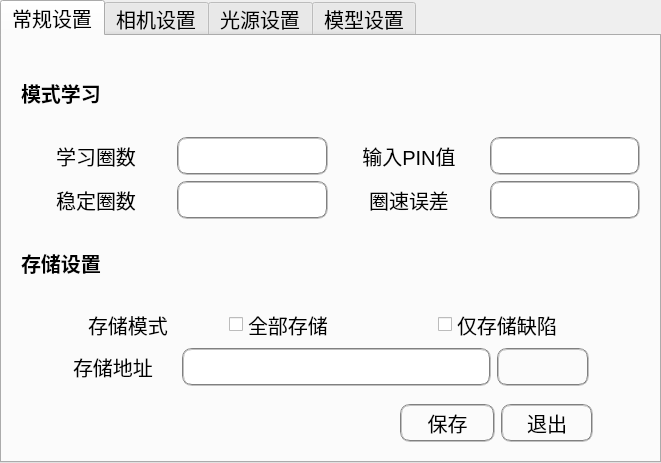
The window that FabricUI/widget/ConfigWidget.ui (shuaih7/FabricUI) describes before a commit, drawn with Qt 5.
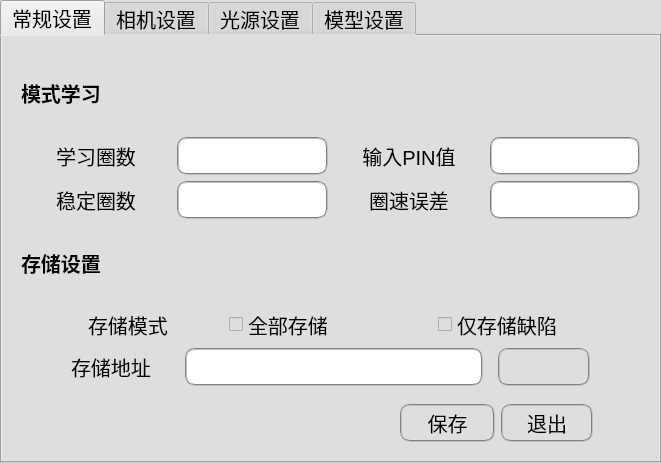
The same window after the commit. The open tabs and pages were chosen to show the change. Icons and pictures are not drawn.

```diff
--- a/FabricUI/widget/ConfigWidget.ui
+++ b/FabricUI/widget/ConfigWidget.ui
@@ -25,12 +25,21 @@
    <string>系统设置</string>
   </property>
   <property name="styleSheet">
-   <string notr="true">font-size: 20px;height: 30px;width: 80px; </string>
+   <string notr="true">background-color:rgb(222,222,222); font-size: 20px;height: 30px;width: 80px; </string>
   </property>
   <property name="currentIndex">
-   <number>0</number>
+   <number>3</number>
+  </property>
+  <property name="iconSize">
+   <size>
+    <width>22</width>
+    <height>22</height>
+   </size>
   </property>
   <widget class="QWidget" name="generalTab">
+   <property name="styleSheet">
+    <string notr="true"/>
+   </property>
    <attribute name="icon">
     <iconset>
      <normaloff>icon/general_icon.png</normaloff>icon/general_icon.png</iconset>
@@ -78,7 +87,7 @@
         <item>
          <widget class="QLineEdit" name="lrRevLine">
           <property name="styleSheet">
-           <string notr="true">font-size: 20px;height: 30px;width: 80px; border:2px groove gray;border-radius:10px;padding:2px 4px;</string>
+           <string notr="true">font-size: 20px;height: 30px;width: 80px; border:2px groove gray;border-radius:10px;padding:2px 4px; background-color:rgb(255,255,255)</string>
           </property>
          </widget>
         </item>
@@ -95,7 +104,7 @@
         <item>
          <widget class="QLineEdit" name="pinLine">
           <property name="styleSheet">
-           <string notr="true">font-size: 20px;height: 30px;width: 80px; border:2px groove gray;border-radius:10px;padding:2px 4px;</string>
+           <string notr="true">font-size: 20px;height: 30px;width: 80px; border:2px groove gray;border-radius:10px;padding:2px 4px; background-color:rgb(255,255,255)</string>
           </property>
          </widget>
         </item>
@@ -116,7 +125,7 @@
         <item>
          <widget class="QLineEdit" name="revNumLine">
           <property name="styleSheet">
-           <string notr="true">font-size: 20px;height: 30px;width: 80px; border:2px groove gray;border-radius:10px;padding:2px 4px;</string>
+           <string notr="true">font-size: 20px;height: 30px;width: 80px; border:2px groove gray;border-radius:10px;padding:2px 4px; background-color:rgb(255,255,255)</string>
           </property>
          </widget>
         </item>
@@ -133,7 +142,7 @@
         <item>
          <widget class="QLineEdit" name="revOffsetLine">
           <property name="styleSheet">
-           <string notr="true">font-size: 20px;height: 30px;width: 80px; border:2px groove gray;border-radius:10px;padding:2px 4px;</string>
+           <string notr="true">font-size: 20px;height: 30px;width: 80px; border:2px groove gray;border-radius:10px;padding:2px 4px; background-color:rgb(255,255,255)</string>
           </property>
          </widget>
         </item>
@@ -189,6 +198,9 @@
       </item>
       <item>
        <layout class="QHBoxLayout" name="horizontalLayout_17" stretch="1,2,6,1,1">
+        <property name="spacing">
+         <number>15</number>
+        </property>
         <item>
          <spacer name="horizontalSpacer_33">
           <property name="orientation">
@@ -212,7 +224,7 @@
         <item>
          <widget class="QLineEdit" name="saveDirLine">
           <property name="styleSheet">
-           <string notr="true">font-size: 20px;height: 30px;width: 80px; border:2px groove gray;border-radius:10px;padding:2px 4px;</string>
+           <string notr="true">font-size: 20px;height: 30px;width: 80px; border:2px groove gray;border-radius:10px;padding:2px 4px; background-color:rgb(255,255,255)</string>
           </property>
          </widget>
         </item>
@@ -226,7 +238,13 @@
           </property>
           <property name="icon">
            <iconset>
-            <normaloff>icon/folder_icon.png</normaloff>icon/folder_icon.png</iconset>
+            <normaloff>../icon/folder_icon.png</normaloff>../icon/folder_icon.png</iconset>
+          </property>
+          <property name="iconSize">
+           <size>
+            <width>23</width>
+            <height>23</height>
+           </size>
           </property>
          </widget>
         </item>
@@ -273,7 +291,13 @@
           </property>
           <property name="icon">
            <iconset>
-            <normaloff>icon/save.png</normaloff>icon/save.png</iconset>
+            <normaloff>../icon/save.png</normaloff>../icon/save.png</iconset>
+          </property>
+          <property name="iconSize">
+           <size>
+            <width>20</width>
+            <height>20</height>
+           </size>
           </property>
          </widget>
         </item>
@@ -287,7 +311,13 @@
           </property>
           <property name="icon">
            <iconset>
-            <normaloff>icon/exit_icon.png</normaloff>icon/exit_icon.png</iconset>
+            <normaloff>../icon/exit_icon.png</normaloff>../icon/exit_icon.png</iconset>
+          </property>
+          <property name="iconSize">
+           <size>
+            <width>22</width>
+            <height>22</height>
+           </size>
           </property>
          </widget>
         </item>
```
Left out of the diff: 345 changed lines with no effect on the pictures.
